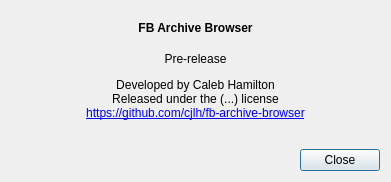
First picture: the form in src/ui/aboutdialog.ui, repository cjlh/fb-archive-browser, before the edit.
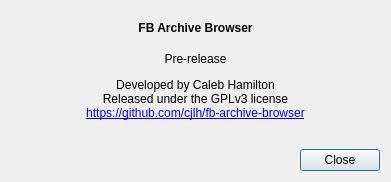
Second picture: the form after the edit.

Commit message: Added license info to about dialog

Diff of the .ui file:
```diff
--- a/src/ui/aboutdialog.ui
+++ b/src/ui/aboutdialog.ui
@@ -81,7 +81,7 @@
      <item>
       <widget class="QLabel" name="aboutLabel">
        <property name="text">
-        <string>&lt;html&gt;&lt;head/&gt;&lt;body&gt;&lt;p&gt;Developed by Caleb Hamilton&lt;br/&gt;Released under the (...) license&lt;br/&gt;&lt;a href=&quot;https://github.com/cjlh/fb-archive-browser&quot;&gt;&lt;span style=&quot; text-decoration: underline; color:#0000ff;&quot;&gt;https://github.com/cjlh/fb-archive-browser&lt;/span&gt;&lt;/a&gt;&lt;/p&gt;&lt;/body&gt;&lt;/html&gt;</string>
+        <string>&lt;html&gt;&lt;head/&gt;&lt;body&gt;&lt;p&gt;Developed by Caleb Hamilton&lt;br/&gt;Released under the GPLv3 license&lt;br/&gt;&lt;a href=&quot;https://github.com/cjlh/fb-archive-browser&quot;&gt;&lt;span style=&quot; text-decoration: underline; color:#0000ff;&quot;&gt;https://github.com/cjlh/fb-archive-browser&lt;/span&gt;&lt;/a&gt;&lt;/p&gt;&lt;/body&gt;&lt;/html&gt;</string>
        </property>
        <property name="textFormat">
         <enum>Qt::RichText</enum>
```
